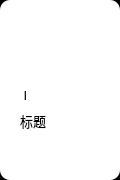
The window that src/rightClickHelper/view/management/menuItemCard_package.ui (NWYLZW/right-click-helper) describes before a commit, drawn with Qt 5.
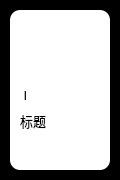
The same window after the commit. Icons and pictures are not drawn.

What changed in the file:
```diff
--- a/src/rightClickHelper/view/management/menuItemCard_package.ui
+++ b/src/rightClickHelper/view/management/menuItemCard_package.ui
@@ -77,6 +77,11 @@
      <height>180</height>
     </size>
    </property>
+   <property name="styleSheet">
+    <string notr="true">#main {
+	margin: 10px;
+}</string>
+   </property>
    <widget class="QLabel" name="title">
     <property name="geometry">
      <rect>
@@ -244,14 +249,29 @@
      <set>Qt::AlignCenter</set>
     </property>
    </widget>
+   <widget class="QWidget" name="horizontalLayoutWidget_2">
+    <property name="geometry">
+     <rect>
+      <x>10</x>
+      <y>140</y>
+      <width>101</width>
+      <height>21</height>
+     </rect>
+    </property>
+    <layout class="QHBoxLayout" name="horizontalLayout">
+     <item>
    <widget class="QPushButton" name="edit">
-    <property name="geometry">
-     <rect>
-      <x>20</x>
-      <y>140</y>
-      <width>21</width>
-      <height>21</height>
-     </rect>
+       <property name="minimumSize">
+        <size>
+         <width>16</width>
+         <height>16</height>
+        </size>
+       </property>
+       <property name="maximumSize">
+        <size>
+         <width>16</width>
+         <height>16</height>
+        </size>
     </property>
     <property name="cursor">
      <cursorShape>PointingHandCursor</cursorShape>
@@ -263,14 +283,20 @@
      <string/>
     </property>
    </widget>
+     </item>
+     <item>
    <widget class="QPushButton" name="remove">
-    <property name="geometry">
-     <rect>
-      <x>50</x>
-      <y>140</y>
-      <width>21</width>
-      <height>21</height>
-     </rect>
+       <property name="minimumSize">
+        <size>
+         <width>16</width>
+         <height>16</height>
+        </size>
+       </property>
+       <property name="maximumSize">
+        <size>
+         <width>16</width>
+         <height>16</height>
+        </size>
     </property>
     <property name="cursor">
      <cursorShape>PointingHandCursor</cursorShape>
@@ -282,14 +308,20 @@
      <string/>
     </property>
    </widget>
+     </item>
+     <item>
    <widget class="QPushButton" name="more">
-    <property name="geometry">
-     <rect>
-      <x>80</x>
-      <y>140</y>
-      <width>21</width>
-      <height>21</height>
-     </rect>
+       <property name="minimumSize">
+        <size>
+         <width>16</width>
+         <height>16</height>
+        </size>
+       </property>
+       <property name="maximumSize">
+        <size>
+         <width>16</width>
+         <height>16</height>
+        </size>
     </property>
     <property name="cursor">
      <cursorShape>PointingHandCursor</cursorShape>
@@ -300,6 +332,9 @@
     <property name="text">
      <string/>
     </property>
+      </widget>
+     </item>
+    </layout>
    </widget>
   </widget>
  </widget>
```
Left out of the diff: 2 changed lines with no effect on the pictures. Lines whose indentation alone changed are shown as unchanged.
